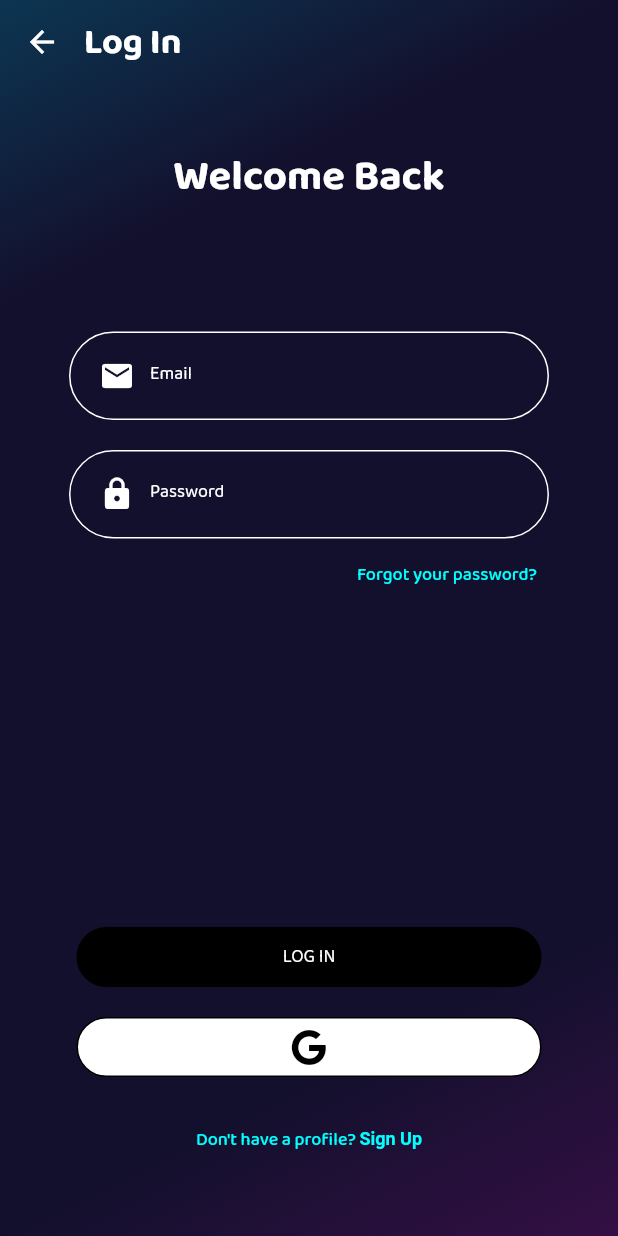
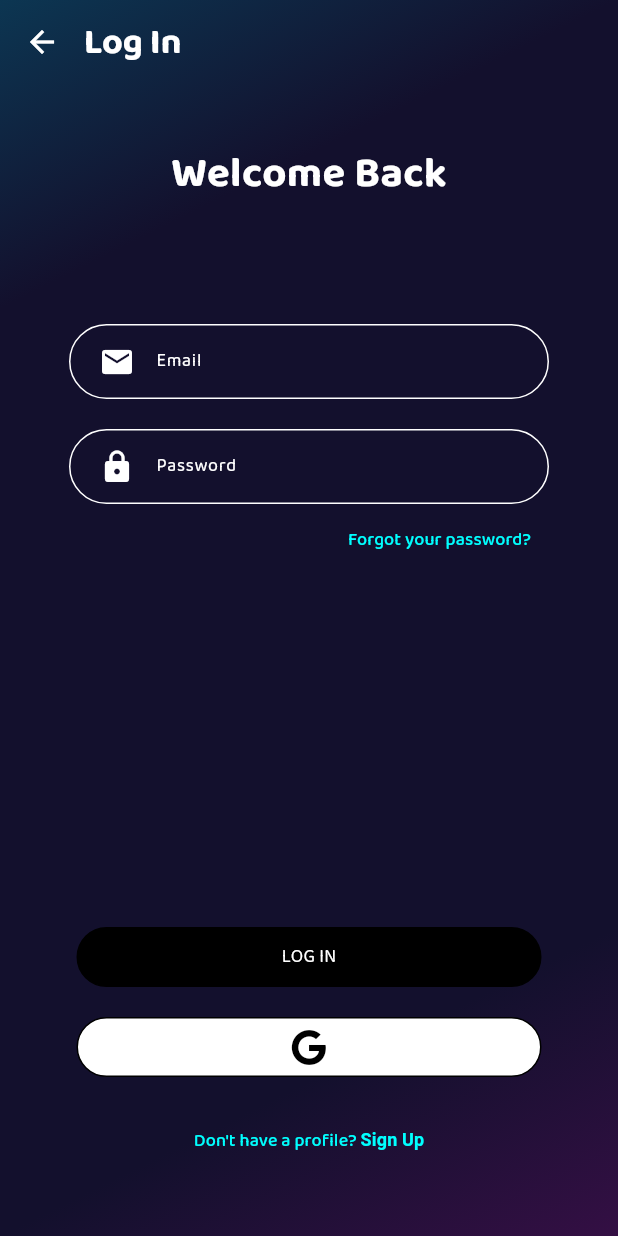
Before and after one commit to kfranic1/Nightlife, a Flutter app: the AuthPage screen opened directly, on a phone screen of 412 x 824 dp. Run offline on Flutter 3.47's test engine with Material 2 defaults, Android fonts, the phone set to English and light mode, and no system bars; our stand-ins replace cached_network_image, cloud_firestore, firebase_auth, firebase_core, flutter_layout_grid, font_awesome_flutter and 4 more; missing offline and left inert: dart:html, flag, nested_scroll_views, seo; accounts and stored records are empty; statements that could not run were skipped.

Commit message:
Update to Material3
Moved GoogleMaps button to Filter for now

```diff
--- a/lib/helpers/theme_data.dart
+++ b/lib/helpers/theme_data.dart
@@ -3,8 +3,6 @@ import 'package:google_fonts/google_fonts.dart';
 import 'package:nightlife/helpers/primary_swatch.dart';
 
 ThemeData themeData = ThemeData(
-  primaryColor: primaryColor,
-  primarySwatch: primarySwatch,
   appBarTheme: AppBarTheme(
     backgroundColor: Colors.transparent,
     iconTheme: const IconThemeData(color: Colors.white),
@@ -17,7 +15,6 @@ ThemeData themeData = ThemeData(
     ),
     titleSpacing: 12,
   ),
-  brightness: Brightness.dark,
   textTheme: TextTheme(
     headlineLarge: GoogleFonts.gochiHand(fontSize: 32),
     titleLarge: GoogleFonts.baloo2(fontSize: 20, color: Colors.white),
@@ -59,4 +56,7 @@ ThemeData themeData = ThemeData(
     unselectedLabelColor: Colors.white,
     labelColor: primaryColor,
   ),
+  primaryColor: primaryColor,
+  colorScheme: ColorScheme.fromSwatch(primarySwatch: primarySwatch, brightness: Brightness.dark),
+  useMaterial3: true,
 );
--- a/lib/pages/home_page.dart
+++ b/lib/pages/home_page.dart
@@ -19,6 +19,7 @@ class HomePage extends StatelessWidget {
     return Scaffold(
       extendBodyBehindAppBar: true,
       appBar: AppBar(
+        scrolledUnderElevation: 0,
         leadingWidth: 0,
         title: GradientText(
           'NIGHTLIFE ZAGREB',
@@ -34,10 +35,6 @@ class HomePage extends StatelessWidget {
             onPressed: () => context.read<CustomRouterDelegate>().goToProfile(),
             icon: const Icon(Icons.person),
           ),
-          IconButton(
-            onPressed: () => context.read<CustomRouterDelegate>().goToMaps(),
-            icon: const Icon(Icons.pin_drop),
-          ),
         ],
       ),
       body: GradientBackground(
@@ -46,7 +43,6 @@ class HomePage extends StatelessWidget {
           child: SingleChildScrollView(
             child: Column(
               children: [
-                const SizedBox(height: 12),
                 const Filter(),
                 const SizedBox(height: 12),
                 if (clubList.filteredClubs.isNotEmpty)
```
Also changed, not shown: lib/pages/google_maps_page/google_maps_page.dart (+2 -11 lines), lib/widgets/filter.dart (+7 -1 lines).
